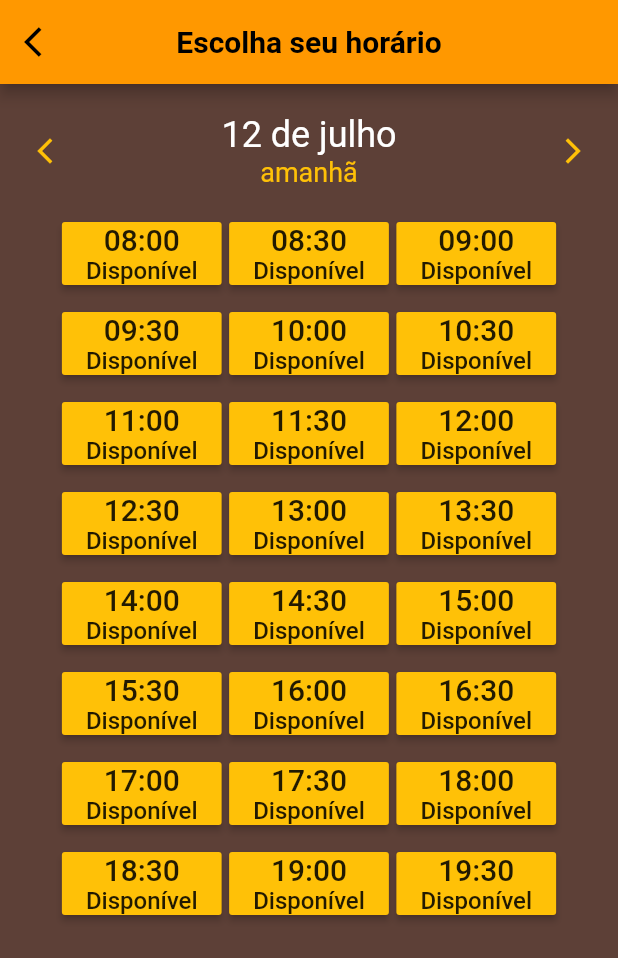
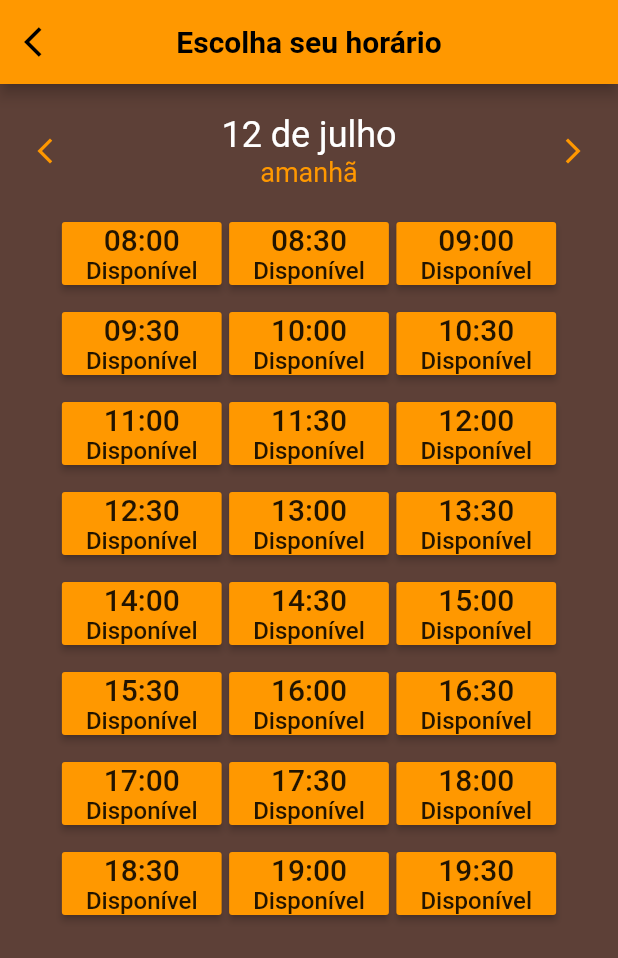
Before and after one commit to mendesviton/barber-proway, a Flutter app: the CalendarPage screen opened directly, on a phone screen of 412 x 824 dp. Shown: the top 958 px of the screen. Run offline on Flutter 3.47's test engine with Material 2 defaults, Android fonts, the phone set to English and light mode, and no system bars.

Commit message:
[change] colors calendar

```diff
--- a/lib/presenter/calendar/calendar_page.dart
+++ b/lib/presenter/calendar/calendar_page.dart
@@ -41,7 +41,7 @@ class _CalendarPageState extends State<CalendarPage> {
                   const Icon(
                     Icons.arrow_back_ios_new_sharp,
                     size: 20,
-                    color: Colors.amber,
+                    color: Colors.orange,
                   ),
                   Column(
                     children: const[
@@ -56,7 +56,7 @@ class _CalendarPageState extends State<CalendarPage> {
                         "amanhã",
                         style: TextStyle(
                           fontSize: 18,
-                          color: Colors.amber,
+                          color: Colors.orange,
                         ),
                       ),
                     ],
@@ -64,7 +64,7 @@ class _CalendarPageState extends State<CalendarPage> {
                   const Icon(
                     Icons.arrow_forward_ios_sharp,
                     size: 20,
-                    color: Colors.amber,
+                    color: Colors.orange,
                   ),
                 ],
               ),
@@ -80,9 +80,9 @@ class _CalendarPageState extends State<CalendarPage> {
 
   List<Widget> buildButtons() {
     List<Widget> listButtons = List.generate(24, (i) {
-      Color colorButton = Colors.amber;
+      Color colorButton = Colors.orange;
       if (myButtons.isNotEmpty && myButtons[i].isNotEmpty) {
-        colorButton = myButtons[i]['active'] ? Colors.grey : Colors.amber;
+        colorButton = myButtons[i]['active'] ? Colors.grey : Colors.orange;
       }
 
       String option = "Disponível";
```
